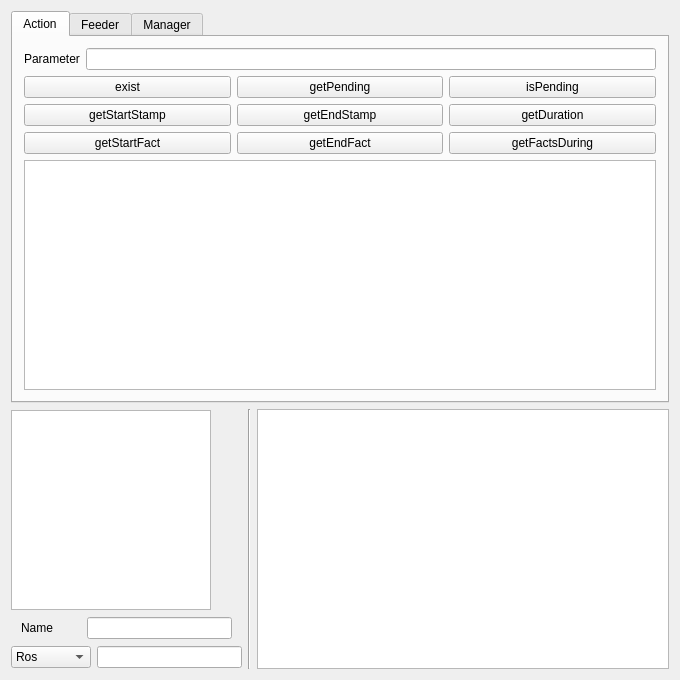
Above: ui/mementargui.ui from vigne-laas/mementar before the change. Below: the same form after it.
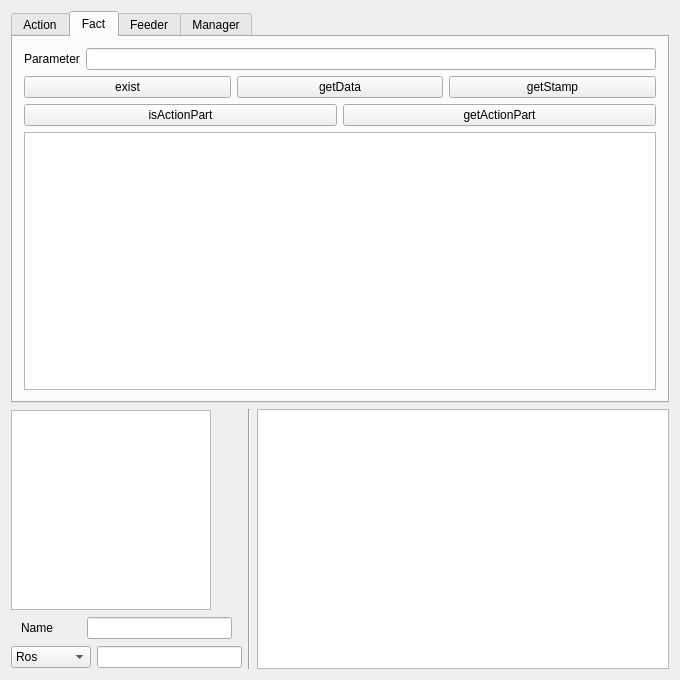
That is the form after the change. The open tabs and pages were chosen to show the change. Icons and pictures are not drawn. Custom widgets are drawn as their Qt base class.

Commit message: [ADD] mementarGUI fact tab

The edit to the form file:
```diff
--- a/ui/mementargui.ui
+++ b/ui/mementargui.ui
@@ -202,6 +202,128 @@
       </widget>
       <!-- END OF ACTION TAB -->
 
+      <!-- BEGIN OF FACT TAB -->
+      <widget class="QWidget" name="FactTab">
+       <attribute name="title">
+        <string>Fact</string>
+       </attribute>
+       <layout class="QVBoxLayout" name="fact_tab_layout">
+
+        <item>
+         <layout class="QHBoxLayout" name="fact_parameter_layout">
+          <item>
+           <widget class="QLabel" name="fact_parameter_label">
+            <property name="text">
+             <string>Parameter</string>
+            </property>
+           </widget>
+          </item>
+          <item>
+           <widget class="QLineEditExtended" name="fact_parameter_editline">
+             <property name="whatsThis">
+               <string>&lt;html&gt;&lt;head/&gt;&lt;body&gt;&lt;p&gt; Enter your parameters here.&lt;/p&gt;&lt;/body&gt;&lt;/html&gt;</string>
+             </property>
+           </widget>
+          </item>
+         </layout>
+        </item>
+
+        <item>
+         <layout class="QHBoxLayout" name="fact_functions_layer1_layout">
+          <item>
+           <widget class="QPushButtonExtended" name="fact_exist_button">
+            <property name="cursor">
+             <cursorShape>PointingHandCursor</cursorShape>
+            </property>
+            <property name="whatsThis">
+             <string>&lt;html&gt;&lt;head/&gt;&lt;body&gt;&lt;p&gt;&lt;span style=&quot; font-weight:600; font-style:italic;&quot;&gt;exist&lt;/span&gt; allows you to test whether the fact (fact id) provided in parameter exists in this timeline&lt;/p&gt;&lt;/body&gt;&lt;/html&gt;</string>
+            </property>
+            <property name="text">
+             <string>exist</string>
+            </property>
+           </widget>
+          </item>
+          <item>
+           <widget class="QPushButtonExtended" name="fact_getData_button">
+            <property name="cursor">
+             <cursorShape>PointingHandCursor</cursorShape>
+            </property>
+            <property name="whatsThis">
+             <string>&lt;html&gt;&lt;head/&gt;&lt;body&gt;&lt;p&gt;&lt;span style=&quot; font-weight:600; font-style:italic;&quot;&gt;getData&lt;/span&gt; returns the fact as a triplet for the fact (fact id) provided in parameter&lt;/p&gt;&lt;/body&gt;&lt;/html&gt;</string>
+            </property>
+            <property name="text">
+             <string>getData</string>
+            </property>
+           </widget>
+          </item>
+          <item>
+           <widget class="QPushButtonExtended" name="fact_getStamp_button">
+            <property name="cursor">
+             <cursorShape>PointingHandCursor</cursorShape>
+            </property>
+            <property name="whatsThis">
+             <string>&lt;html&gt;&lt;head/&gt;&lt;body&gt;&lt;p&gt;&lt;span style=&quot; font-weight:600; font-style:italic;&quot;&gt;getStamp&lt;/span&gt; returns the timestamp for the fact (fact id) provided in parameter&lt;/p&gt;&lt;/body&gt;&lt;/html&gt;</string>
+            </property>
+            <property name="text">
+             <string>getStamp</string>
+            </property>
+           </widget>
+          </item>
+         </layout>
+        </item>
+
+        <item>
+         <layout class="QHBoxLayout" name="fact_functions_layer2_layout">
+          <item>
+           <widget class="QPushButtonExtended" name="fact_isActionPart_button">
+            <property name="cursor">
+             <cursorShape>PointingHandCursor</cursorShape>
+            </property>
+            <property name="whatsThis">
+             <string>&lt;html&gt;&lt;head/&gt;&lt;body&gt;&lt;p&gt;&lt;span style=&quot; font-weight:600; font-style:italic;&quot;&gt;isActionPart&lt;/span&gt; allows you to test whether the fact (fact id) provided in parameter is part of an action.&lt;/p&gt;&lt;/body&gt;&lt;/html&gt;</string>
+            </property>
+            <property name="text">
+             <string>isActionPart</string>
+            </property>
+           </widget>
+          </item>
+          <item>
+           <widget class="QPushButtonExtended" name="fact_getActionPart_button">
+            <property name="cursor">
+             <cursorShape>PointingHandCursor</cursorShape>
+            </property>
+            <property name="whatsThis">
+             <string>&lt;html&gt;&lt;head/&gt;&lt;body&gt;&lt;p&gt;&lt;span style=&quot; font-weight:600; font-style:italic;&quot;&gt;getActionPart&lt;/span&gt; returns the action to which the fact (fact id) provided in parameter refers&lt;/p&gt;&lt;/body&gt;&lt;/html&gt;</string>
+            </property>
+            <property name="text">
+             <string>getActionPart</string>
+            </property>
+           </widget>
+          </item>
+         </layout>
+        </item>
+
+        <item>
+         <widget class="QTextEdit" name="fact_description_textedit">
+          <property name="verticalScrollBarPolicy">
+           <enum>Qt::ScrollBarAlwaysOff</enum>
+          </property>
+          <property name="horizontalScrollBarPolicy">
+           <enum>Qt::ScrollBarAlwaysOff</enum>
+          </property>
+          <property name="readOnly">
+           <bool>true</bool>
+          </property>
+          <property name="textInteractionFlags">
+           <set>Qt::NoTextInteraction</set>
+          </property>
+         </widget>
+        </item>
+
+       </layout>
+      </widget>
+      <!-- END OF FACT TAB -->
+
       <!-- BEGIN OF FEEDER TAB -->
       <widget class="QWidget" name="FeederTab">
        <attribute name="title">
```
The commit also changes 2 other files.
